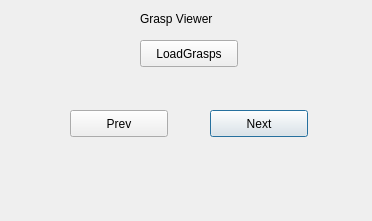
This is ui/GraspViewer/graspViewerDlg.ui in CURG-archive/graspit_bci as Qt 5 draws it before an edit. The edited form follows.
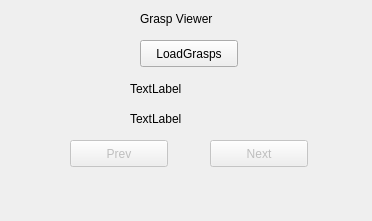
This is the edited form.

Commit message: Added grasp # and energy labels to grasp viewer

The edit to the form file:
```diff
--- a/ui/GraspViewer/graspViewerDlg.ui
+++ b/ui/GraspViewer/graspViewerDlg.ui
@@ -14,10 +14,13 @@
    <string>EigenGrasp Planners</string>
   </property>
   <widget class="QPushButton" name="nextGrasp">
+   <property name="enabled">
+    <bool>false</bool>
+   </property>
    <property name="geometry">
     <rect>
      <x>210</x>
-     <y>110</y>
+     <y>140</y>
      <width>98</width>
      <height>27</height>
     </rect>
@@ -27,10 +30,13 @@
    </property>
   </widget>
   <widget class="QPushButton" name="prevGrasp">
+   <property name="enabled">
+    <bool>false</bool>
+   </property>
    <property name="geometry">
     <rect>
      <x>70</x>
-     <y>110</y>
+     <y>140</y>
      <width>98</width>
      <height>27</height>
     </rect>
@@ -65,6 +71,32 @@
     <string>Grasp Viewer</string>
    </property>
   </widget>
+  <widget class="QLabel" name="energyLabel">
+   <property name="geometry">
+    <rect>
+     <x>130</x>
+     <y>80</y>
+     <width>131</width>
+     <height>17</height>
+    </rect>
+   </property>
+   <property name="text">
+    <string>TextLabel</string>
+   </property>
+  </widget>
+  <widget class="QLabel" name="graspNumLabel">
+   <property name="geometry">
+    <rect>
+     <x>130</x>
+     <y>110</y>
+     <width>131</width>
+     <height>17</height>
+    </rect>
+   </property>
+   <property name="text">
+    <string>TextLabel</string>
+   </property>
+  </widget>
  </widget>
  <layoutdefault spacing="6" margin="11"/>
  <pixmapfunction>qPixmapFromMimeSource</pixmapfunction>
```
The commit also changes 2 other files.
